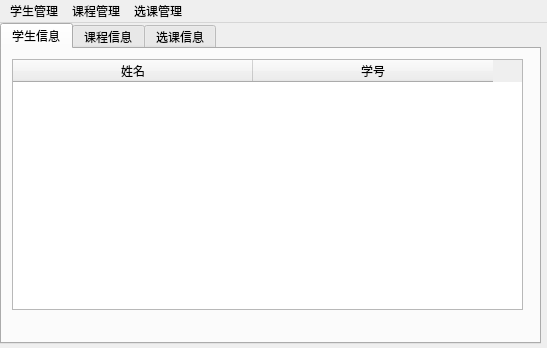
This is mainwindow.ui in triumphalLiu/Student_Infomation_Management_System as Qt 5 draws it before an edit. The edited form follows.
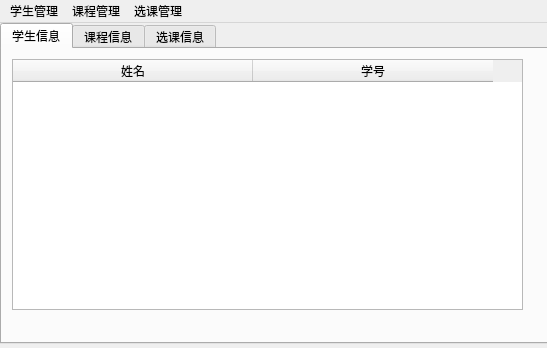
This is the edited form. The open tabs and pages were chosen to show the change.

The edit to the form file:
```diff
--- a/mainwindow.ui
+++ b/mainwindow.ui
@@ -19,7 +19,7 @@
      <rect>
       <x>0</x>
       <y>0</y>
-      <width>541</width>
+      <width>551</width>
       <height>321</height>
      </rect>
     </property>
```
Left out of the diff: 2 changed lines with no effect on the pictures.
